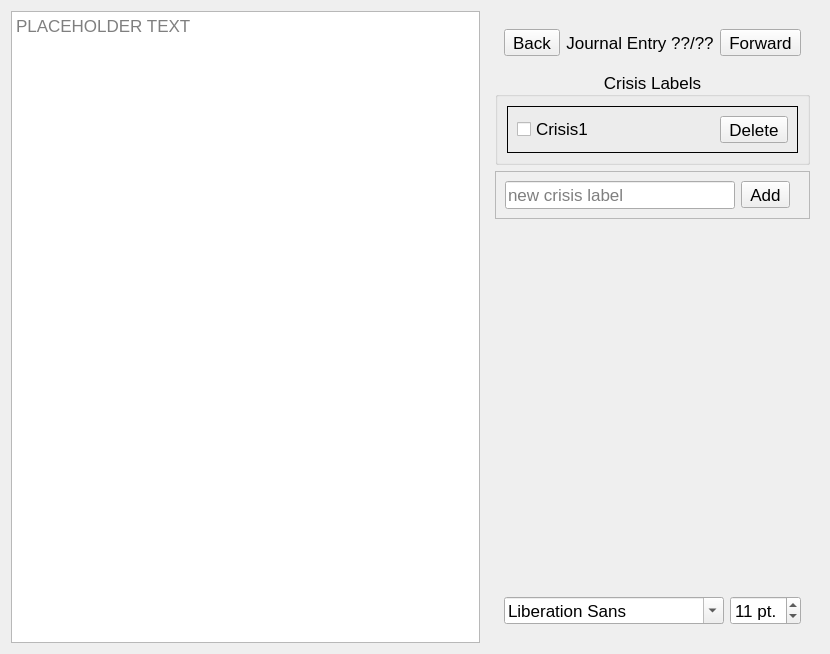
Old version of the form Label Helper/LabelingWidget.ui in the repository sublime09/ALJI.
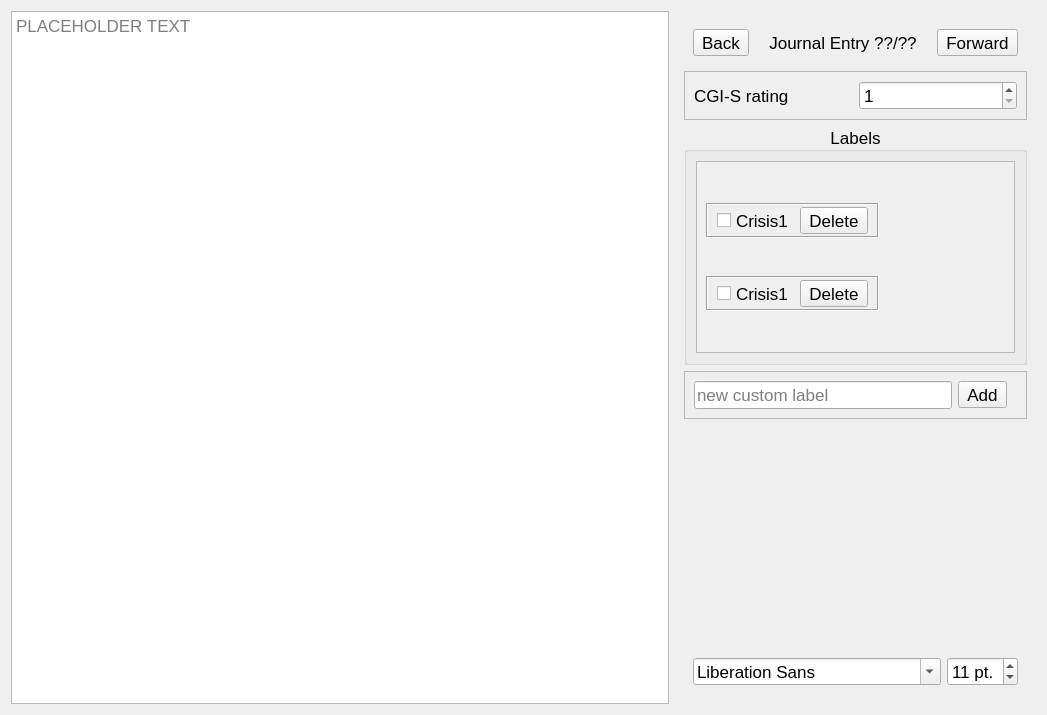
New version of the form. Icons and pictures are not drawn.

Commit message: cgi. default labels. some scrolling

Patch:
```diff
--- a/Label Helper/LabelingWidget.ui
+++ b/Label Helper/LabelingWidget.ui
@@ -6,8 +6,8 @@
    <rect>
     <x>0</x>
     <y>0</y>
-    <width>830</width>
-    <height>654</height>
+    <width>1047</width>
+    <height>715</height>
    </rect>
   </property>
   <property name="minimumSize">
@@ -60,7 +60,7 @@
     <widget class="QFrame" name="labelingFrame">
      <property name="sizePolicy">
       <sizepolicy hsizetype="Preferred" vsizetype="Preferred">
-       <horstretch>1</horstretch>
+       <horstretch>0</horstretch>
        <verstretch>0</verstretch>
       </sizepolicy>
      </property>
@@ -74,8 +74,17 @@
          </sizepolicy>
         </property>
         <layout class="QHBoxLayout" name="navLayout">
+         <property name="spacing">
+          <number>20</number>
+         </property>
          <item>
           <widget class="QToolButton" name="backButton">
+           <property name="sizePolicy">
+            <sizepolicy hsizetype="Preferred" vsizetype="Preferred">
+             <horstretch>0</horstretch>
+             <verstretch>0</verstretch>
+            </sizepolicy>
+           </property>
            <property name="text">
             <string>Back</string>
            </property>
@@ -112,6 +121,12 @@
          </item>
          <item>
           <widget class="QToolButton" name="forwardButton">
+           <property name="sizePolicy">
+            <sizepolicy hsizetype="Preferred" vsizetype="Preferred">
+             <horstretch>0</horstretch>
+             <verstretch>0</verstretch>
+            </sizepolicy>
+           </property>
            <property name="text">
             <string>Forward</string>
            </property>
@@ -133,31 +148,111 @@
         </layout>
        </widget>
       </item>
+      <item>
+       <widget class="QFrame" name="cgiFrame">
+        <property name="frameShape">
+         <enum>QFrame::StyledPanel</enum>
+        </property>
+        <property name="frameShadow">
+         <enum>QFrame::Raised</enum>
+        </property>
+        <layout class="QHBoxLayout" name="horizontalLayout">
+         <item>
+          <widget class="QLabel" name="cgiLabel">
+           <property name="toolTip">
+            <string>Clinician Global Impression of Severity Scale</string>
+           </property>
+           <property name="whatsThis">
+            <string>CGI-S is the Clinician Global Impression of Severity Scale</string>
+           </property>
+           <property name="text">
+            <string>CGI-S rating</string>
+           </property>
+          </widget>
+         </item>
+         <item>
+          <widget class="QSpinBox" name="cgiSspinBox">
+           <property name="minimum">
+            <number>1</number>
+           </property>
+           <property name="maximum">
+            <number>7</number>
+           </property>
+          </widget>
+         </item>
+        </layout>
+       </widget>
+      </item>
       <item>
        <widget class="QGroupBox" name="crisisGroupBox">
         <property name="sizePolicy">
-         <sizepolicy hsizetype="Preferred" vsizetype="Preferred">
+         <sizepolicy hsizetype="Preferred" vsizetype="MinimumExpanding">
           <horstretch>0</horstretch>
           <verstretch>0</verstretch>
          </sizepolicy>
         </property>
         <property name="title">
-         <string>Crisis Labels</string>
+         <string>Labels</string>
         </property>
         <property name="alignment">
          <set>Qt::AlignCenter</set>
         </property>
         <layout class="QVBoxLayout" name="crisisGroupBoxLayout">
+         <property name="spacing">
+          <number>0</number>
+         </property>
+         <item>
+          <widget class="QScrollArea" name="scrollArea">
+           <property name="sizePolicy">
+            <sizepolicy hsizetype="Preferred" vsizetype="MinimumExpanding">
+             <horstretch>0</horstretch>
+             <verstretch>0</verstretch>
+            </sizepolicy>
+           </property>
+           <property name="horizontalScrollBarPolicy">
+            <enum>Qt::ScrollBarAlwaysOff</enum>
+           </property>
+           <property name="sizeAdjustPolicy">
+            <enum>QAbstractScrollArea::AdjustIgnored</enum>
+           </property>
+           <property name="alignment">
+            <set>Qt::AlignLeading|Qt::AlignLeft|Qt::AlignTop</set>
+           </property>
+           <widget class="QWidget" name="scrollAreaWidgetContents">
+            <property name="geometry">
+             <rect>
+              <x>0</x>
+              <y>0</y>
+              <width>231</width>
+              <height>190</height>
+             </rect>
+            </property>
+            <layout class="QVBoxLayout" name="verticalLayout">
          <item>
           <widget class="QFrame" name="crisisFrame">
+               <property name="sizePolicy">
+                <sizepolicy hsizetype="Fixed" vsizetype="Fixed">
+                 <horstretch>0</horstretch>
+                 <verstretch>0</verstretch>
+                </sizepolicy>
+               </property>
            <property name="frameShape">
             <enum>QFrame::Box</enum>
            </property>
+               <property name="frameShadow">
+                <enum>QFrame::Sunken</enum>
+               </property>
            <layout class="QHBoxLayout" name="hl3">
+                <property name="topMargin">
+                 <number>2</number>
+                </property>
+                <property name="bottomMargin">
+                 <number>2</number>
+                </property>
             <item>
              <widget class="QCheckBox" name="crisisCB">
               <property name="sizePolicy">
-               <sizepolicy hsizetype="MinimumExpanding" vsizetype="Fixed">
+                   <sizepolicy hsizetype="MinimumExpanding" vsizetype="Preferred">
                 <horstretch>0</horstretch>
                 <verstretch>0</verstretch>
                </sizepolicy>
@@ -172,6 +267,12 @@
             </item>
             <item>
              <widget class="QToolButton" name="deleteCrisis">
+                  <property name="sizePolicy">
+                   <sizepolicy hsizetype="Minimum" vsizetype="Fixed">
+                    <horstretch>0</horstretch>
+                    <verstretch>0</verstretch>
+                   </sizepolicy>
+                  </property>
               <property name="text">
                <string>Delete</string>
               </property>
@@ -188,6 +289,73 @@
              </widget>
             </item>
            </layout>
+              </widget>
+             </item>
+             <item>
+              <widget class="QFrame" name="crisisFrame_2">
+               <property name="sizePolicy">
+                <sizepolicy hsizetype="Fixed" vsizetype="Fixed">
+                 <horstretch>0</horstretch>
+                 <verstretch>0</verstretch>
+                </sizepolicy>
+               </property>
+               <property name="frameShape">
+                <enum>QFrame::Box</enum>
+               </property>
+               <property name="frameShadow">
+                <enum>QFrame::Sunken</enum>
+               </property>
+               <layout class="QHBoxLayout" name="hl3_2">
+                <property name="topMargin">
+                 <number>2</number>
+                </property>
+                <property name="bottomMargin">
+                 <number>2</number>
+                </property>
+                <item>
+                 <widget class="QCheckBox" name="crisisCB_2">
+                  <property name="sizePolicy">
+                   <sizepolicy hsizetype="MinimumExpanding" vsizetype="Preferred">
+                    <horstretch>0</horstretch>
+                    <verstretch>0</verstretch>
+                   </sizepolicy>
+                  </property>
+                  <property name="text">
+                   <string>Crisis1</string>
+                  </property>
+                  <property name="checked">
+                   <bool>false</bool>
+                  </property>
+                 </widget>
+                </item>
+                <item>
+                 <widget class="QToolButton" name="deleteCrisis_2">
+                  <property name="sizePolicy">
+                   <sizepolicy hsizetype="Minimum" vsizetype="Fixed">
+                    <horstretch>0</horstretch>
+                    <verstretch>0</verstretch>
+                   </sizepolicy>
+                  </property>
+                  <property name="text">
+                   <string>Delete</string>
+                  </property>
+                  <property name="icon">
+                   <iconset>
+                    <normaloff>images/times.svg</normaloff>images/times.svg</iconset>
+                  </property>
+                  <property name="iconSize">
+                   <size>
+                    <width>20</width>
+                    <height>20</height>
+                   </size>
+                  </property>
+                 </widget>
+                </item>
+               </layout>
+              </widget>
+             </item>
+            </layout>
+           </widget>
           </widget>
          </item>
         </layout>
@@ -220,7 +388,7 @@
             </sizepolicy>
            </property>
            <property name="placeholderText">
-            <string>new crisis label</string>
+            <string>new custom label</string>
            </property>
           </widget>
          </item>
```
Lines whose indentation alone changed are shown as unchanged. The commit also changes 2 other files.
